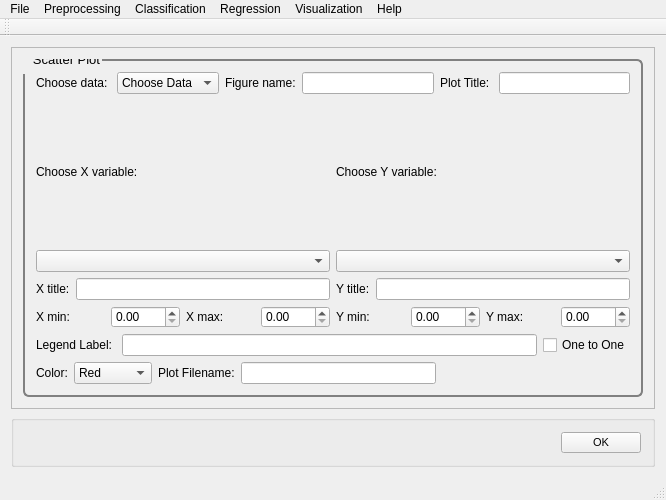
Before: the Qt Designer form point_spectra_gui/ui/UI Files/01_mainwindow_scatterplot.ui in tisaconundrum2/PySAT-GUI, drawn with Qt 5.
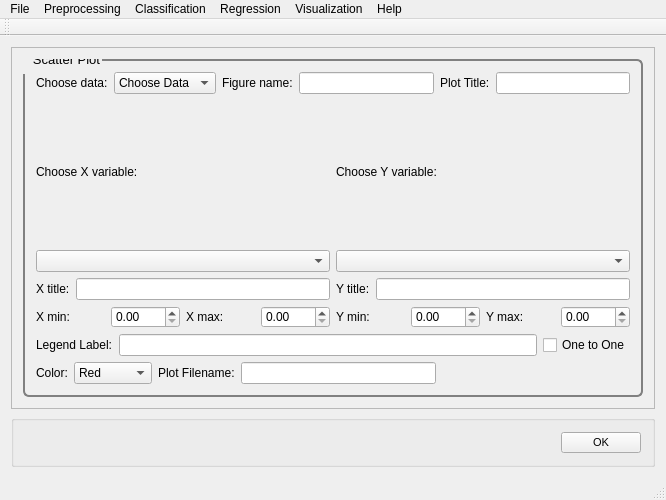
After: the same form once the commit is applied.

Patch:
```diff
--- a/point_spectra_gui/ui/UI Files/01_mainwindow_scatterplot.ui
+++ b/point_spectra_gui/ui/UI Files/01_mainwindow_scatterplot.ui
@@ -67,7 +67,7 @@
                <item>
                 <widget class="QLabel" name="scatter_choosedata_label">
                  <property name="text">
-                  <string>Choose data: </string>
+                                                                        <string>Choose data:</string>
                  </property>
                 </widget>
                </item>
@@ -104,7 +104,7 @@
                <item>
                 <widget class="QLabel" name="plot_title_label">
                  <property name="text">
-                  <string>Plot Title: </string>
+                                                                        <string>Plot Title:</string>
                  </property>
                 </widget>
                </item>
@@ -226,7 +226,7 @@
                <item>
                 <widget class="QLabel" name="legend_label">
                  <property name="text">
-                  <string>Legend Label: </string>
+                                                                        <string>Legend Label:</string>
                  </property>
                 </widget>
                </item>
```
Left out of the diff: 78 changed lines with no effect on the pictures. Lines whose indentation alone changed are shown as unchanged.
